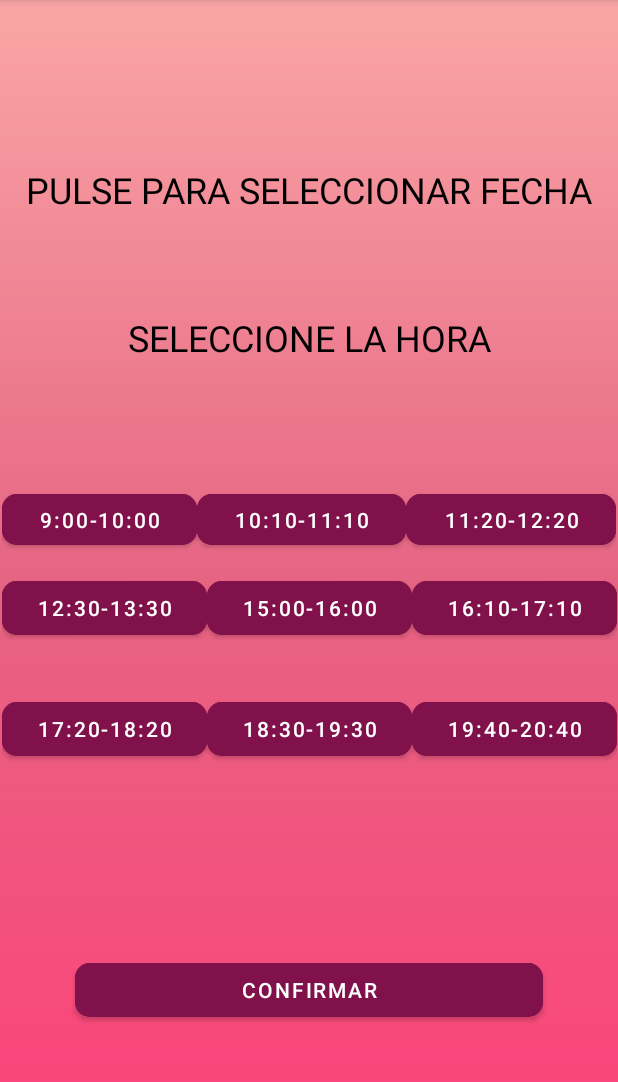
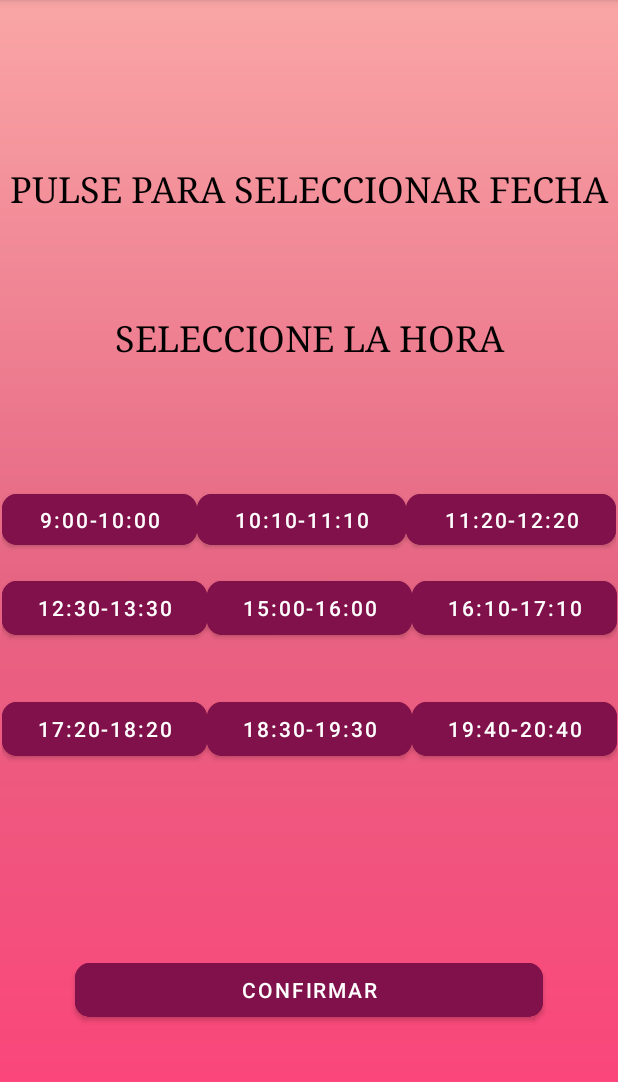
Before and after one commit to jvanhub/TiendaApp, an Android app: the PedirCita screen opened directly, with no data from a screen before it, on a phone screen of 412 x 824 dp, the part 84-1166 px from its top. Run offline under Robolectric (Android 15) with nearby library versions, the phone set to English and light mode, and no system bars; our stand-ins replace Firebase (no records; nobody signed in at launch, a user with empty details on screens opened directly); 2 statements that could not run were skipped.

Commit message:
Nueva activity pedircita21312

```diff
--- a/app/src/main/res/layout/activity_pedir_cita.xml
+++ b/app/src/main/res/layout/activity_pedir_cita.xml
@@ -37,6 +37,7 @@
             android:layout_width="match_parent"
             android:layout_height="wrap_content"
             android:layout_weight="1"
+            android:fontFamily="serif"
             android:text="@string/fechaTv"
             android:textAlignment="center"
             android:textColor="#000000"
@@ -52,6 +53,7 @@
             android:layout_width="match_parent"
             android:layout_height="wrap_content"
             android:layout_weight="1"
+            android:fontFamily="serif"
             android:text="@string/hora"
             android:textAlignment="center"
             android:textColor="#000000"
```
